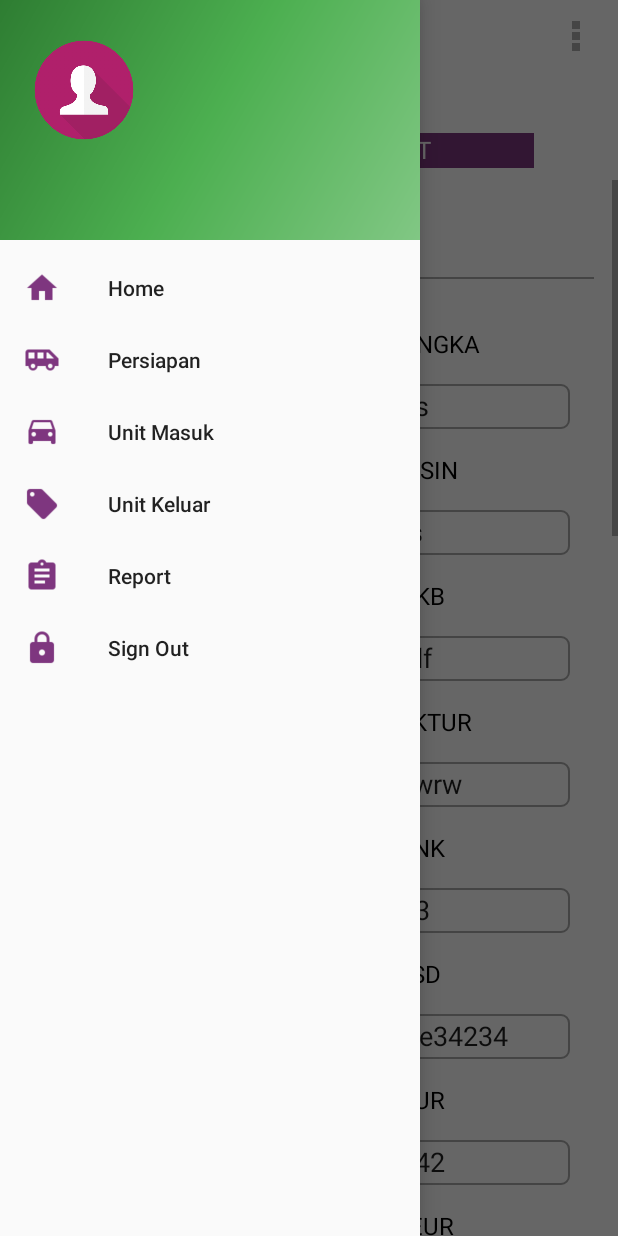
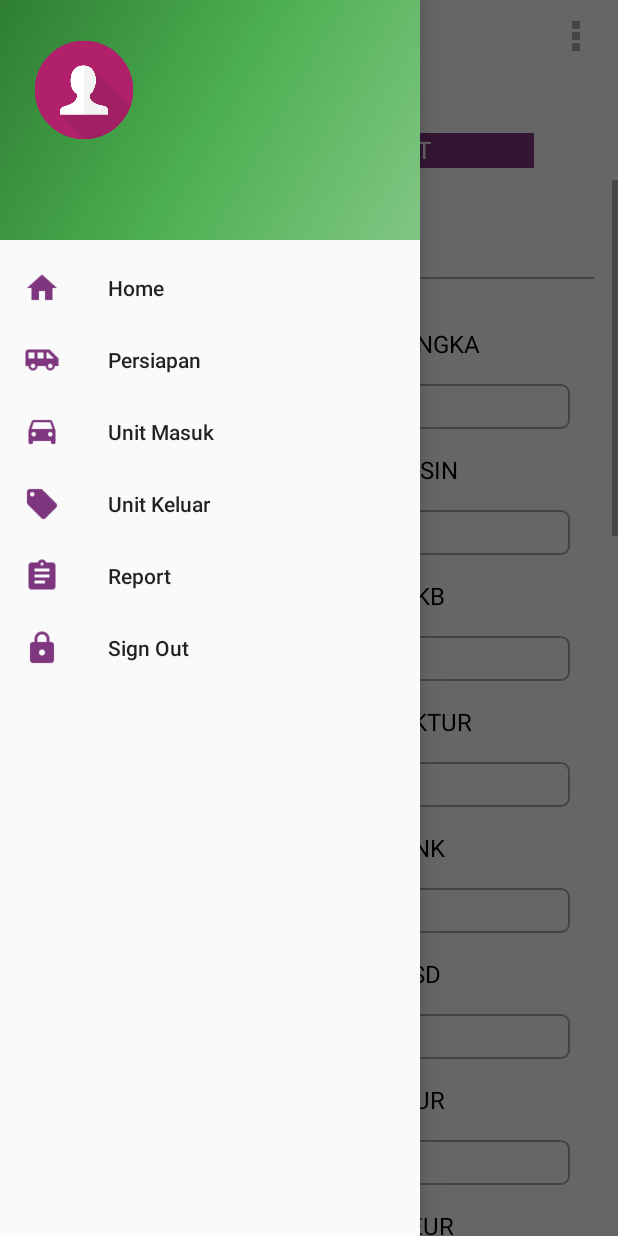
Before and after one commit to F4hm1/Ibid_MobilePDI, an Android app: the fragment AddPersiapan placed in its activity, with the side drawer open, on a phone screen of 412 x 824 dp. Run offline under Robolectric (Android 15) with nearby library versions, the phone set to English and light mode, and no system bars; our stand-ins replace ButterKnife; libraries missing offline, so code that uses them is left out: com.github.rahatarmanahmed.cpv; plain views replace CircularProgressView; 5 statements that could not run were skipped.

Commit message:
fix bugs

```diff
--- a/app/src/main/java/com/example/android/ibidsera/view/fragment/AddKeluar.java
+++ b/app/src/main/java/com/example/android/ibidsera/view/fragment/AddKeluar.java
@@ -509,7 +509,7 @@ public class AddKeluar extends BaseFragment{
 
     public void imgSet(ImageView imageView, String check){
         Bitmap bmp;
-        if(check.equals("1")){
+        if(check.equals("true")){
             bmp = BitmapFactory.decodeResource(getResources(), R.drawable.checklist);
         }else {
             bmp = BitmapFactory.decodeResource(getResources(), R.drawable.delete);
--- a/app/src/main/res/layout/content_addp.xml
+++ b/app/src/main/res/layout/content_addp.xml
@@ -49,12 +49,12 @@
                     <TextView
                         android:id="@+id/nopol_title"
                         style="@style/FontTextViewForm"
-                        android:text="NO POLISI *"/>
+                        android:text="NO POLISI "/>
 
                     <EditText
                         android:id="@+id/no_polisi"
                         style="@style/SpinnerEditForm"
-                        android:text="b3434"
+                        android:text=""
                         android:background="@drawable/edittext_style" />
 
                     <TextView
@@ -64,7 +64,7 @@
                     <EditText
                         android:id="@+id/stnk_an"
                         style="@style/SpinnerEditForm"
-                        android:text="d23423"
+                        android:text=""
                         android:background="@drawable/edittext_style"/>
 
                     <TextView
@@ -74,13 +74,13 @@
                     <EditText
                         android:id="@+id/kota"
                         style="@style/SpinnerEditForm"
-                        android:text="depok"
+                        android:text=""
                         android:background="@drawable/edittext_style"/>
 
                     <TextView
                         android:id="@+id/merk_title"
                         style="@style/FontTextViewForm"
-                        android:text="MERK *"/>
+                        android:text="MERK"/>
 
                     <Spinner
                         android:id="@+id/merk"
@@ -89,7 +89,7 @@
                     <TextView
                         android:id="@+id/seri_title"
                         style="@style/FontTextViewForm"
-                        android:text="SERI *"/>
+                        android:text="SERI "/>
 
                     <Spinner
                         android:id="@+id/seri"
@@ -98,7 +98,7 @@
                     <TextView
                         android:id="@+id/silinder_title"
                         style="@style/FontTextViewForm"
-                        android:text="SILINDER *"/>
+                        android:text="SILINDER "/>
 
                     <Spinner
                         android:id="@+id/silinder"
@@ -107,7 +107,7 @@
                     <TextView
                         android:id="@+id/grade_title"
                         style="@style/FontTextViewForm"
-                        android:text="GRADE *"/>
+                        android:text="GRADE "/>
 
                     <Spinner
                         android:id="@+id/grade"
@@ -116,7 +116,7 @@
                     <TextView
                         android:id="@+id/sub_grade_title"
                         style="@style/FontTextViewForm"
-                        android:text="SUB GRADE *"/>
+                        android:text="SUB GRADE "/>
 
                     <Spinner
                         android:id="@+id/sub_grade"
@@ -134,23 +134,23 @@
                     <TextView
                         android:id="@+id/transmisi_title"
                         style="@style/FontTextViewForm"
-                        android:text="TRANSMISI *"/>
+                        android:text="TRANSMISI "/>
 
                     <EditText
                         android:id="@+id/transmisi"
                         style="@style/SpinnerEditForm"
-                        android:text="Manual"
+                        android:text=""
                         android:background="@drawable/edittext_style"/>
 
                     <TextView
                         android:id="@+id/tahun_title"
                         style="@style/FontTextViewForm"
-                        android:text="TAHUN *"/>
+                        android:text="TAHUN "/>
 
                     <EditText
                         android:id="@+id/tahun"
                         style="@style/SpinnerEditForm"
-                        android:text="2017"
+                        android:text=""
                         android:background="@drawable/edittext_style"
                         android:inputType="number"/>
 
@@ -205,7 +205,7 @@
                     <EditText
                         android:id="@+id/no_rangka"
                         style="@style/SpinnerEditForm"
-                        android:text="asdas"
+                        android:text=""
                         android:background="@drawable/edittext_style"/>
 
                     <TextView
@@ -214,7 +214,7 @@
 
                     <EditText
                         android:id="@+id/no_mesin"
-                        android:text="sdfds"
+                        android:text=""
                         style="@style/SpinnerEditForm"
                         android:background="@drawable/edittext_style"/>
 
@@ -224,7 +224,7 @@
 
                     <EditText
                         android:id="@+id/no_bpkb"
-                        android:text="sdfsdf"
+                        android:text=""
                         style="@style/SpinnerEditForm"
                         android:background="@drawable/edittext_style"/>
 
@@ -235,7 +235,7 @@
                     <EditText
                         android:id="@+id/no_faktur"
                         style="@style/SpinnerEditForm"
-                        android:text="werewrw"
+                        android:text=""
                         android:background="@drawable/edittext_style"/>
 
                     <TextView
@@ -245,7 +245,7 @@
                     <EditText
                         android:id="@+id/no_stnk"
                         style="@style/SpinnerEditForm"
-                        android:text="ds123"
+                        android:text=""
                         android:background="@drawable/edittext_style"/>
 
                     <TextView
@@ -254,7 +254,7 @@
 
                     <EditText
                         android:id="@+id/stnk_sd"
-                        android:text="werwe34234"
+                        android:text=""
                         style="@style/SpinnerEditForm"
                         android:background="@drawable/edittext_style"
                         android:clickable="true"
@@ -269,7 +269,7 @@
                     <EditText
                         android:id="@+id/no_keur"
                         style="@style/SpinnerEditForm"
-                        android:text="sd2342"
+                        android:text=""
                         android:background="@drawable/edittext_style"/>
 
                     <TextView
@@ -292,7 +292,7 @@
                     <EditText
                         android:id="@+id/model"
                         style="@style/SpinnerEditForm"
-                        android:text="avanza"
+                        android:text=""
                         android:background="@drawable/edittext_style"/>
 
                     <TextView
@@ -302,7 +302,7 @@
                     <EditText
                         android:id="@+id/penggerak"
                         style="@style/SpinnerEditForm"
-                        android:text="4x5"
+                        android:text=""
                         android:background="@drawable/edittext_style"/>
 
                     <TextView
@@ -312,7 +312,7 @@
                     <EditText
                         android:id="@+id/bahan_bakar"
                         style="@style/SpinnerEditForm"
-                        android:text="premium"
+                        android:text=""
                         android:background="@drawable/edittext_style"/>
 
                     <TextView
@@ -322,7 +322,7 @@
                     <EditText
                         android:id="@+id/km"
                         style="@style/SpinnerEditForm"
-                        android:text="1000"
+                        android:text=""
                         android:background="@drawable/edittext_style"
                         android:inputType="number"/>
 
@@ -342,7 +342,7 @@
                     <EditText
                         android:id="@+id/kunci_tambahan"
                         style="@style/SpinnerEditForm"
-                        android:text="asdas"
+                        android:text=""
                         android:background="@drawable/edittext_style"/>
 
                     <TextView
@@ -352,7 +352,7 @@
                     <EditText
                         android:id="@+id/biaya_administrasi"
                         style="@style/SpinnerEditForm"
-                        android:text="10000"
+                        android:text="1750000"
                         android:background="@drawable/edittext_style"
                         android:inputType="number"/>
 
@@ -364,7 +364,7 @@
                     <EditText
                         android:id="@+id/biaya_parkir"
                         style="@style/SpinnerEditForm"
-                        android:text="10000"
+                        android:text=""
                         android:background="@drawable/edittext_style"
                         android:inputType="number"
                         android:hint="0"/>
@@ -403,7 +403,7 @@
                     <TextView
                         android:id="@+id/nama_penitip_title"
                         style="@style/FontTextViewForm"
-                        android:text="NAMA *"/>
+                        android:text="NAMA "/>
 
                     <AutoCompleteTextView
                         android:id="@+id/nama"
@@ -440,7 +440,7 @@
 
                     <EditText
                         android:id="@+id/no_identitas"
-                        android:text="123aeaa"
+                        android:text=""
                         style="@style/SpinnerEditForm"
                         android:background="@drawable/edittext_style"
                         android:visibility="gone"/>
@@ -580,7 +580,7 @@
                     <EditText
                         android:id="@+id/nama_pic"
                         style="@style/SpinnerEditForm"
-                        android:text="asdsa"
+                        android:text=""
                         android:background="@drawable/edittext_style" />
 
                 </LinearLayout>
@@ -594,11 +594,11 @@
 
                     <TextView
                         style="@style/FontTextViewForm"
-                        android:text="Ponsel *" />
+                        android:text="Ponsel " />
 
                     <EditText
                         android:id="@+id/ponsel_pic"
-                        android:text="019732982"
+                        android:text=""
                         style="@style/SpinnerEditForm"
                         android:background="@drawable/edittext_style"
                         android:inputType="number"/>
@@ -640,7 +640,7 @@
 
                     <EditText
                         android:id="@+id/lokasi_asal_unit"
-                        android:text="cibinong"
+                        android:text=""
                         style="@style/SpinnerEditForm"
                         android:background="@drawable/edittext_style" />
 
@@ -659,7 +659,7 @@
 
                     <EditText
                         android:id="@+id/nama_pic_display"
-                        android:text="qweqw"
+                        android:text=""
                         style="@style/SpinnerEditForm"
                         android:background="@drawable/edittext_style"/>
 
```
